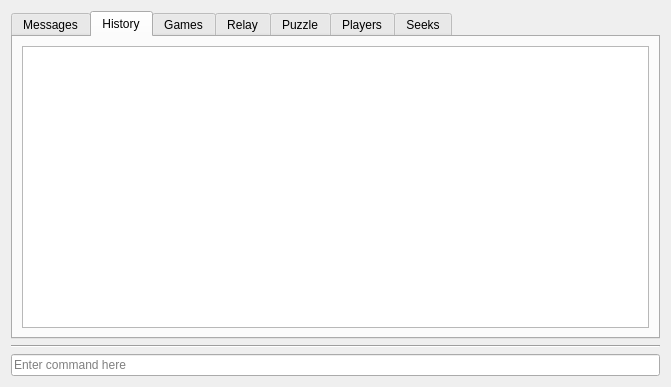
madnight/chessx, file src/gui/ficsconsole.ui: the form before one commit.
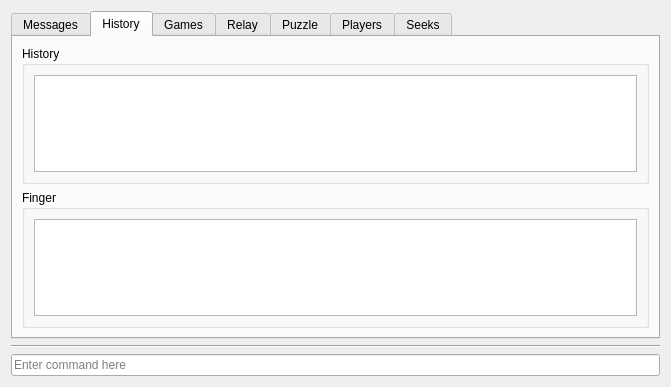
The form after the commit. The open tabs and pages were chosen to show the change. Icons and pictures are not drawn.

Commit message: FICS: Finger Support

The edit to the form file:
```diff
--- a/src/gui/ficsconsole.ui
+++ b/src/gui/ficsconsole.ui
@@ -158,6 +158,12 @@
       </attribute>
       <layout class="QVBoxLayout" name="verticalLayout_3">
        <item>
+        <widget class="QGroupBox" name="groupBox_7">
+         <property name="title">
+          <string>History</string>
+         </property>
+         <layout class="QVBoxLayout" name="verticalLayout_16">
+          <item>
         <widget class="QListWidget" name="listHistory">
          <property name="toolTip">
           <string>Double click to examine game</string>
@@ -169,6 +175,25 @@
        </item>
       </layout>
      </widget>
+       </item>
+       <item>
+        <widget class="QGroupBox" name="groupBox_6">
+         <property name="title">
+          <string>Finger</string>
+         </property>
+         <layout class="QVBoxLayout" name="verticalLayout_15">
+          <item>
+           <widget class="QListWidget" name="listFinger">
+            <property name="selectionMode">
+             <enum>QAbstractItemView::NoSelection</enum>
+            </property>
+           </widget>
+          </item>
+         </layout>
+        </widget>
+       </item>
+      </layout>
+     </widget>
      <widget class="QWidget" name="tabGames">
       <attribute name="title">
        <string>Games</string>
```
Left out of the diff: 8 changed lines with no effect on the pictures. Lines whose indentation alone changed are shown as unchanged. The commit also changes 1 other file.
